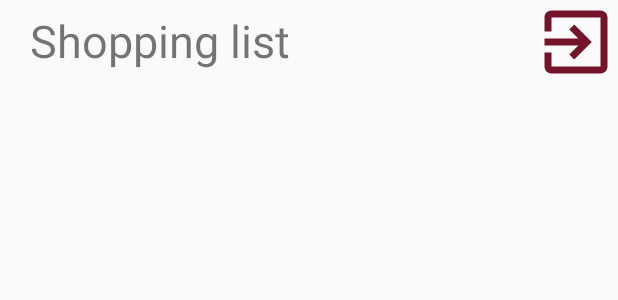
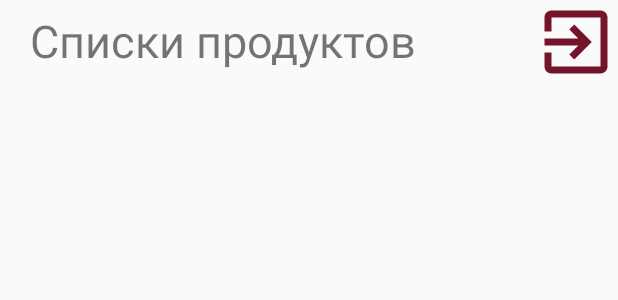
Before and after one commit to Elizaneu/ShoppingList, an Android app: the layout list_tool_bar.xml on its own in the app's theme, with its tools: preview values and no code run, on a phone screen of 412 x 824 dp. Shown: the top 300 px of the screen. Run offline under Robolectric (Android 15) with nearby library versions, the phone set to English and light mode, and no system bars.

Commit message:
Шапка разметки

```diff
--- a/Shopping List/app/src/main/java/com/example/shoppinglist/ListActivity.java
+++ b/Shopping List/app/src/main/java/com/example/shoppinglist/ListActivity.java
@@ -253,6 +253,7 @@ public class ListActivity extends AppCompatActivity implements View.OnClickListe
             public void listClick(int position) {
                 Intent intent = new Intent(ListActivity.this, PurchasesActivity.class);
                 intent.putExtra("id", ID.get(position));
+                intent.putExtra("name", lists.get(position));
                 startActivity(intent);
             }
         });
--- a/Shopping List/app/src/main/java/com/example/shoppinglist/PurchasesActivity.java
+++ b/Shopping List/app/src/main/java/com/example/shoppinglist/PurchasesActivity.java
@@ -239,6 +239,9 @@ public class PurchasesActivity extends AppCompatActivity implements View.OnClick
 
         Bundle arguments = getIntent().getExtras();
         id = Integer.toString(arguments.getInt("id"));
+        String name = arguments.getString("name");
+        TextView t = (TextView)findViewById(R.id.TV_name);
+        t.setText(name);
 
         findByID();
         buildRecyclerView();
--- a/Shopping List/app/src/main/res/layout/list_tool_bar.xml
+++ b/Shopping List/app/src/main/res/layout/list_tool_bar.xml
@@ -8,7 +8,7 @@
     <TextView
             android:layout_width="0dp"
             android:layout_height="?attr/actionBarSize"
-            android:text="Shopping list"
+            android:text="Списки продуктов"
             android:textSize="30sp"
             android:paddingTop="6sp"
             android:layout_weight="1"
--- a/Shopping List/app/src/main/res/layout/purchases_tool_bar.xml
+++ b/Shopping List/app/src/main/res/layout/purchases_tool_bar.xml
@@ -10,6 +10,7 @@
             android:background="@android:drawable/ic_menu_revert"
             android:paddingTop="10dp"/>
     <TextView
+            android:id="@+id/TV_name"
             android:layout_width="0dp"
             android:layout_height="?attr/actionBarSize"
             android:text="Shopping list"
```
